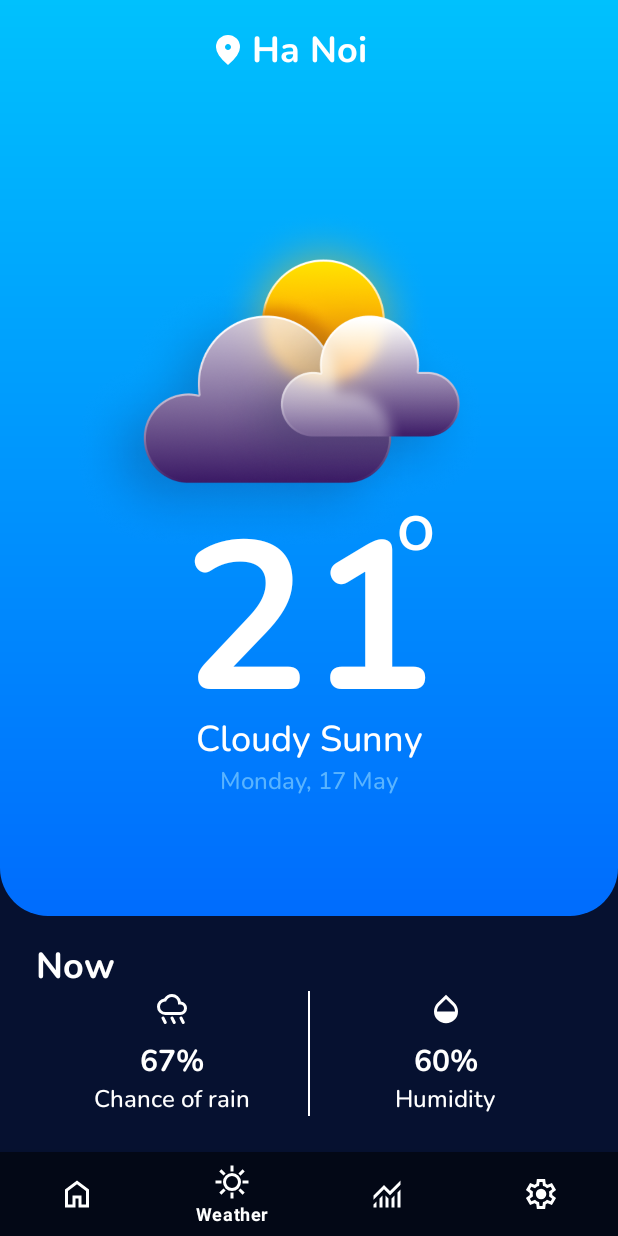
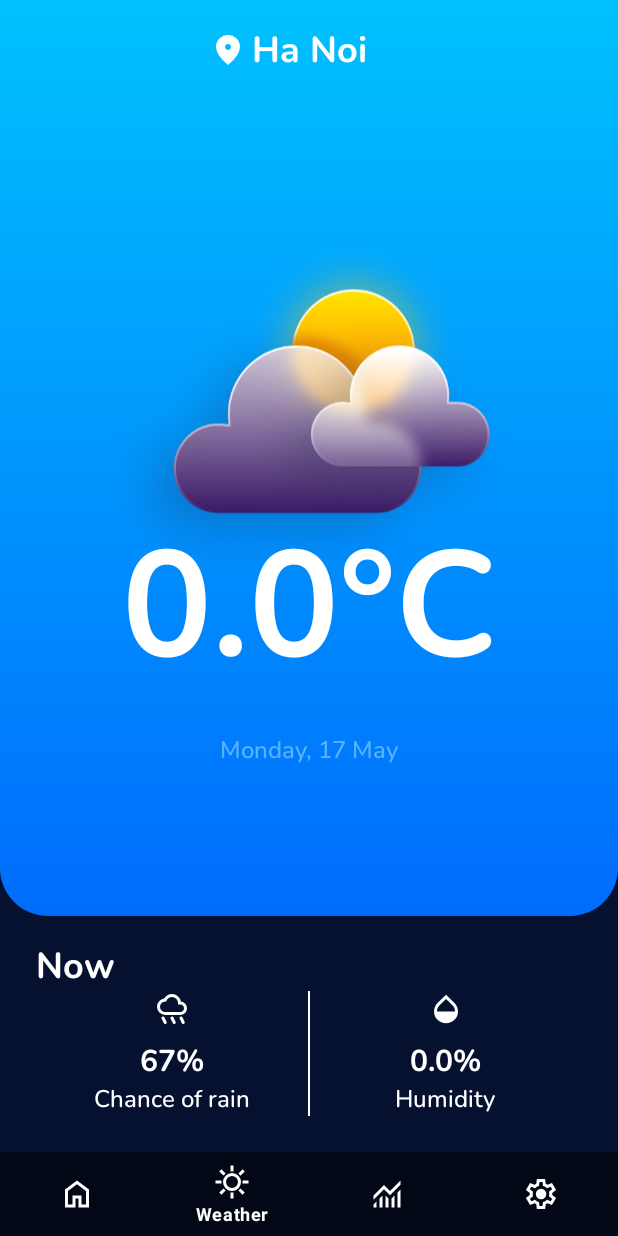
Before and after one commit to Lazygarde/IoT_Watering, an Android app: the screen it shows after launch (MainActivity), item 2 of the bottom bar chosen, on a phone screen of 412 x 824 dp. Run offline under Robolectric (Android 15) with nearby library versions, the phone set to English and light mode, and no system bars; our stand-ins replace Dagger/Hilt's generated code, Firebase (no records; nobody signed in at launch, a user with empty details on screens opened directly), navigation-ui; pictures from the network do not load.

Commit message:
update home

```diff
--- /dev/null
+++ b/app/src/main/java/dev/lazygarde/watering/section/weather/RetrofitHelper.kt
@@ -0,0 +1,15 @@
+package dev.lazygarde.watering.section.weather
+
+import retrofit2.Retrofit
+import retrofit2.converter.gson.GsonConverterFactory
+
+object RetrofitHelper {
+
+    val baseUrl = "https://8b07-14-231-130-155.ngrok-free.app/"
+
+    fun getInstance(): Retrofit {
+        return Retrofit.Builder().baseUrl(baseUrl)
+            .addConverterFactory(GsonConverterFactory.create())
+            .build()
+    }
+}
--- /dev/null
+++ b/app/src/main/java/dev/lazygarde/watering/section/weather/WeatherApi.kt
@@ -0,0 +1,14 @@
+package dev.lazygarde.watering.section.weather
+
+import retrofit2.http.GET
+import retrofit2.http.Query
+
+interface WeatherApi {
+    @GET("/")
+    suspend fun getWeather(
+        @Query("tempmax") tempmax: Double = 0.0,
+        @Query("tempmin") tempmin: Double = 0.0,
+        @Query("humidity") humidity: Double = 0.0,
+        @Query("temp") temp: Double = 0.0,
+    ): WeatherResponse
+}
--- /dev/null
+++ b/app/src/main/java/dev/lazygarde/watering/section/weather/WeatherResponse.kt
@@ -0,0 +1,5 @@
+package dev.lazygarde.watering.section.weather
+
+data class WeatherResponse(
+    val result: String
+)
--- a/app/src/main/java/dev/lazygarde/watering/ui/MainViewModel.kt
+++ b/app/src/main/java/dev/lazygarde/watering/ui/MainViewModel.kt
@@ -8,9 +8,13 @@ import com.google.firebase.database.FirebaseDatabase
 import com.google.firebase.database.ValueEventListener
 import dagger.hilt.android.lifecycle.HiltViewModel
 import dev.lazygarde.watering.section.sensordata.SensorDataModel
+import dev.lazygarde.watering.section.weather.RetrofitHelper
+import dev.lazygarde.watering.section.weather.WeatherApi
+import kotlinx.coroutines.Dispatchers
 import kotlinx.coroutines.flow.MutableStateFlow
 import kotlinx.coroutines.flow.asStateFlow
 import kotlinx.coroutines.launch
+import kotlinx.coroutines.withContext
 import javax.inject.Inject
 
 @HiltViewModel
@@ -28,7 +32,12 @@ class MainViewModel @Inject constructor() : ViewModel() {
     private val _waterPump = MutableStateFlow(false)
     val waterPump = _waterPump.asStateFlow()
 
+    private val _weatherStatus = MutableStateFlow("")
+    val weatherStatus = _weatherStatus.asStateFlow()
+
     init {
+
+        val api = RetrofitHelper.getInstance().create(WeatherApi::class.java)
         val firebaseInstance = FirebaseDatabase.getInstance()
         val firebaseDatabase = firebaseInstance.getReference("sensor")
         firebaseDatabase.addValueEventListener(object : ValueEventListener {
@@ -44,6 +53,24 @@ class MainViewModel @Inject constructor() : ViewModel() {
                 viewModelScope.launch {
                     _sensorData.emit(sensor)
                     _sensorDataList.emit(_sensorDataList.value + listOf(sensor))
+                }
+
+                viewModelScope.launch {
+                    try {
+                        val weather = withContext(Dispatchers.IO) {
+                            api.getWeather(
+                                tempmax = getMaxTemperature(),
+                                tempmin = getMinTemperature(),
+                                humidity = sensor.humidity,
+                                temp = sensor.temperature,
+                            )
+                        }
+
+                        _weatherStatus.emit(weather.result)
+                    }
+                    catch (e: Exception) {
+                    }
+
                 }
             }
 
@@ -78,6 +105,14 @@ class MainViewModel @Inject constructor() : ViewModel() {
         })
     }
 
+    fun getMinTemperature(): Double {
+        return sensorDataList.value.minOf { it.temperature }
+    }
+
+    fun getMaxTemperature(): Double {
+        return sensorDataList.value.maxOf { it.temperature }
+    }
+
 
     fun getAnswerFromSpeech(text: String): String {
         val lowerCaseText = text.toLowerCase()
@@ -88,45 +123,56 @@ class MainViewModel @Inject constructor() : ViewModel() {
                         setAuto(true)
                         "Auto mode is on"
                     }
+
                     lowerCaseText.contains("water pump") -> {
                         setWaterPump(true)
                         "Water pump is on"
                     }
+
                     else -> {
                         "I don't understand"
                     }
                 }
             }
+
             lowerCaseText.contains("turn off") -> {
                 when {
                     lowerCaseText.contains("auto") -> {
                         setAuto(false)
                         "Auto mode is off"
                     }
+
                     lowerCaseText.contains("water pump") -> {
                         setWaterPump(false)
                         "Water pump is off"
                     }
+
                     else -> {
                         "I don't understand"
                     }
                 }
             }
+
             lowerCaseText.contains("temperature") -> {
                 "The temperature is ${sensorData.value.temperature} degree celsius"
             }
+
             lowerCaseText.contains("humidity") -> {
                 "The humidity is ${sensorData.value.humidity} percent"
             }
+
             lowerCaseText.contains("soil moisture") -> {
                 "The soil moisture is ${sensorData.value.soilMoisture} percent"
             }
+
             lowerCaseText.contains("auto") -> {
                 "Auto mode is ${auto.value}"
             }
+
             lowerCaseText.contains("water pump") -> {
                 "Water pump is ${waterPump.value}"
             }
+
             else -> {
                 "I don't understand"
             }
--- a/app/src/main/java/dev/lazygarde/watering/ui/screen/home/HomeFragment.kt
+++ b/app/src/main/java/dev/lazygarde/watering/ui/screen/home/HomeFragment.kt
@@ -2,6 +2,7 @@ package dev.lazygarde.watering.ui.screen.home
 
 import android.os.Bundle
 import android.speech.tts.TextToSpeech
+import android.util.Log
 import android.view.LayoutInflater
 import android.view.View
 import android.view.ViewGroup
@@ -11,9 +12,13 @@ import androidx.lifecycle.ViewModelProvider
 import androidx.lifecycle.lifecycleScope
 import dev.lazygarde.watering.databinding.FragmentHomeBinding
 import dev.lazygarde.watering.section.sensordata.SensorDataModel
+import dev.lazygarde.watering.section.weather.RetrofitHelper
+import dev.lazygarde.watering.section.weather.WeatherApi
 import dev.lazygarde.watering.ui.MainViewModel
 import dev.lazygarde.watering.ui.dialog.SpeechToTextDialog
+import kotlinx.coroutines.Dispatchers
 import kotlinx.coroutines.launch
+import kotlinx.coroutines.withContext
 import java.util.Locale
 
 class HomeFragment : Fragment() {
--- a/app/src/main/java/dev/lazygarde/watering/ui/screen/weather/WeatherFragment.kt
+++ b/app/src/main/java/dev/lazygarde/watering/ui/screen/weather/WeatherFragment.kt
@@ -1,29 +1,22 @@
 package dev.lazygarde.watering.ui.screen.weather
 
-import android.app.Activity
-import android.content.Intent
 import android.os.Bundle
-import android.speech.RecognizerIntent
 import android.view.LayoutInflater
 import android.view.View
 import android.view.ViewGroup
-import androidx.activity.result.contract.ActivityResultContracts
 import androidx.fragment.app.Fragment
+import androidx.lifecycle.ViewModelProvider
+import androidx.lifecycle.lifecycleScope
+import com.bumptech.glide.Glide
+import dev.lazygarde.watering.R
 import dev.lazygarde.watering.databinding.FragmentWeatherBinding
-import java.util.Locale
+import dev.lazygarde.watering.ui.MainViewModel
+import kotlinx.coroutines.launch
 
 class WeatherFragment : Fragment() {
 
     private lateinit var binding: FragmentWeatherBinding
-
-//    private val speechLauncher =
-//        registerForActivityResult(ActivityResultContracts.StartActivityForResult()) {
-//            if (it.resultCode == Activity.RESULT_OK) {
-//                binding.tvOuput.text =
-//                    it.data?.getStringArrayListExtra(RecognizerIntent.EXTRA_RESULTS)?.first()
-//
-//            }
-//        }
+    private lateinit var viewModel: MainViewModel
 
     override fun onCreateView(
         inflater: LayoutInflater, container: ViewGroup?,
@@ -35,24 +28,33 @@ class WeatherFragment : Fragment() {
 
     override fun onViewCreated(view: View, savedInstanceState: Bundle?) {
         super.onViewCreated(view, savedInstanceState)
+        viewModel = ViewModelProvider(this)[MainViewModel::class.java]
 
-//        binding.ivMic.setOnClickListener {
-//            val intent = Intent(RecognizerIntent.ACTION_RECOGNIZE_SPEECH)
-//
-//            intent.putExtra(
-//                RecognizerIntent.EXTRA_LANGUAGE_MODEL,
-//                RecognizerIntent.LANGUAGE_MODEL_FREE_FORM
-//            )
-//
-//            intent.putExtra(
-//                RecognizerIntent.EXTRA_LANGUAGE,
-//                Locale.getDefault()
-//            )
-//
-//            intent.putExtra(RecognizerIntent.EXTRA_PROMPT, "Speak to text")
-//
-//            speechLauncher.launch(intent)
-//        }
+        viewLifecycleOwner.lifecycleScope.launch {
+            viewModel.weatherStatus.collect {
+                binding.tvWeather.text = it
+                if (it == "Rain") {
+                    Glide.with(this@WeatherFragment).load(R.drawable.icon_rain)
+                        .into(binding.ivWeather)
+                } else if (it == "Clear") {
+                    Glide.with(this@WeatherFragment).load(R.drawable.icon_clear_day)
+                        .into(binding.ivWeather)
+                } else if (it == "Overcast") {
+                    Glide.with(this@WeatherFragment).load(R.drawable.icon_cloudy_day)
+                        .into(binding.ivWeather)
+                } else {
+                    Glide.with(this@WeatherFragment).load(R.drawable.icon_cloudy_sunny_day)
+                        .into(binding.ivWeather)
+                }
+            }
+        }
+        viewLifecycleOwner.lifecycleScope.launch {
+            viewModel.sensorData.collect {
+                binding.tvTemperature.text = it.temperature.toString() + "°C"
+                binding.tvHumidity.text = it.humidity.toString() + "%"
+            }
+        }
+
     }
 
 }
--- a/app/src/main/res/layout/fragment_weather.xml
+++ b/app/src/main/res/layout/fragment_weather.xml
@@ -50,7 +50,6 @@
                 android:id="@+id/iv_weather"
                 android:layout_width="280dp"
                 android:layout_height="280dp"
-                android:layout_marginEnd="40dp"
                 android:src="@drawable/icon_cloudy_sunny_day"
                 app:layout_constraintEnd_toEndOf="parent"
                 app:layout_constraintHorizontal_bias="0.508"
@@ -63,23 +62,13 @@
                 android:layout_height="wrap_content"
                 android:layout_marginTop="-80dp"
                 android:fontFamily="@font/nunito_bold"
-                android:text="21"
+                android:text="21°C"
                 android:textColor="@color/white"
-                android:textSize="140sp"
+                android:textSize="100sp"
                 app:layout_constraintEnd_toEndOf="parent"
                 app:layout_constraintStart_toStartOf="parent"
                 app:layout_constraintTop_toBottomOf="@id/iv_weather" />
 
-            <TextView
-                android:layout_width="wrap_content"
-                android:layout_height="wrap_content"
-                android:layout_marginTop="20dp"
-                android:fontFamily="@font/nunito_bold"
-                android:text="O"
-                android:textColor="@color/white"
-                android:textSize="32sp"
-                app:layout_constraintEnd_toEndOf="@id/tv_temperature"
-                app:layout_constraintTop_toTopOf="@id/tv_temperature" />
 
             <TextView
                 android:id="@+id/tv_weather"
@@ -89,6 +78,7 @@
                 android:text="Cloudy Sunny"
                 android:textColor="@color/white"
                 android:textSize="24sp"
+                android:layout_marginBottom="-16dp"
                 app:layout_constraintBottom_toBottomOf="@id/tv_temperature"
                 app:layout_constraintEnd_toEndOf="parent"
                 app:layout_constraintStart_toStartOf="parent" />
@@ -144,6 +134,7 @@
                 app:tint="@color/white" />
 
             <TextView
+                android:id="@+id/tv_predict"
                 android:layout_width="wrap_content"
                 android:layout_height="wrap_content"
                 android:layout_marginTop="8dp"
@@ -181,6 +172,7 @@
                 app:tint="@color/white" />
 
             <TextView
+                android:id="@+id/tv_humidity"
                 android:layout_width="wrap_content"
                 android:layout_height="wrap_content"
                 android:layout_marginTop="8dp"
```
Also changed, not shown: app/build.gradle (+7 -1 lines).
